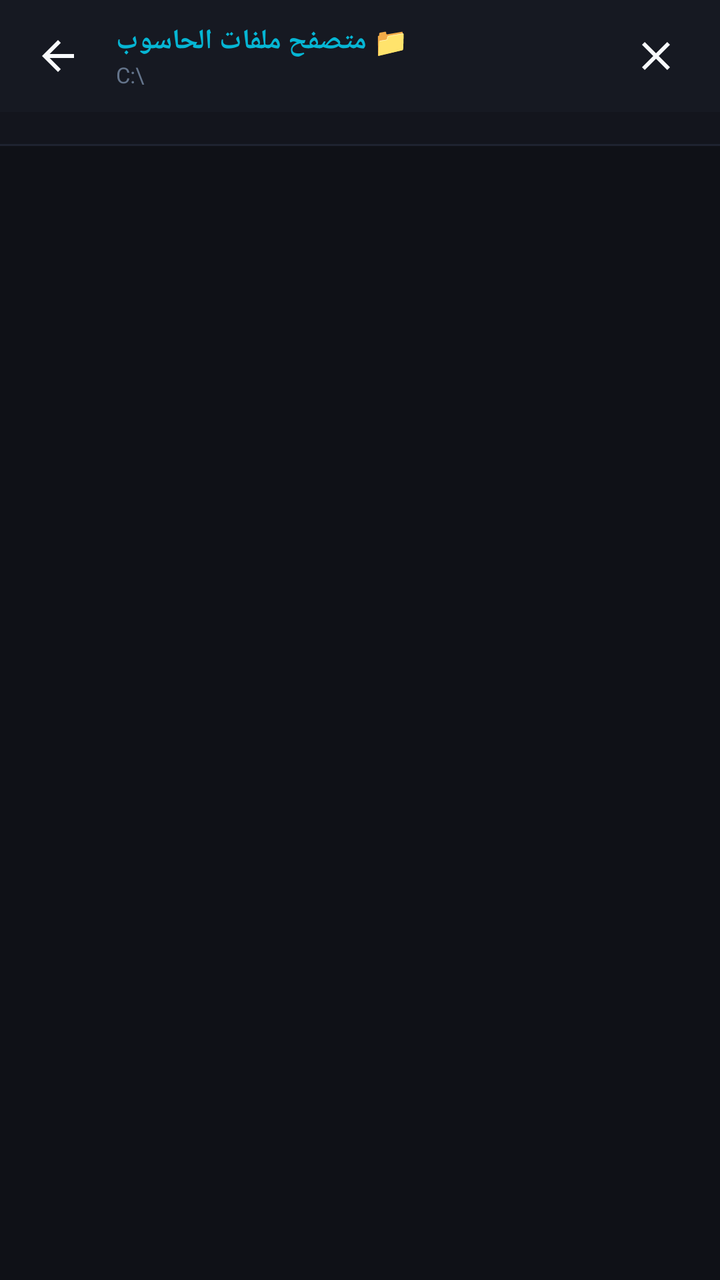
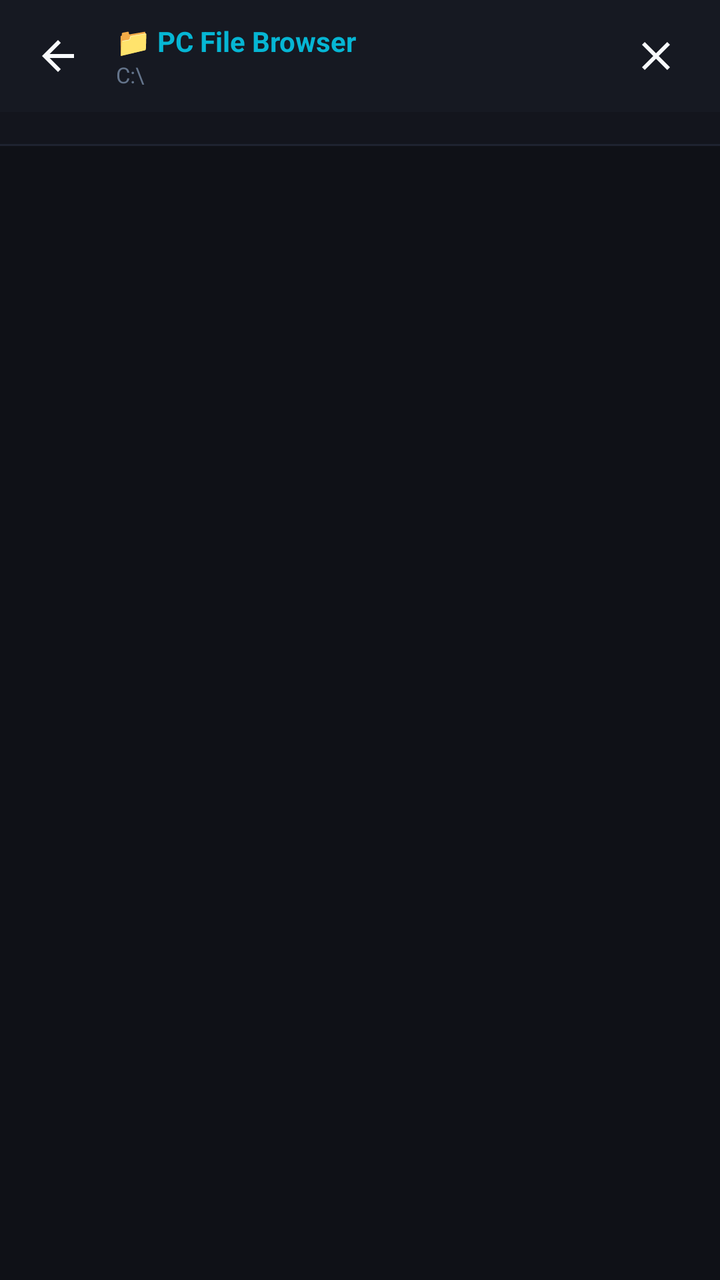

Before-and-after screenshots of an Android layout around one commit, followed by the original layout XML and the change that was made.
<!-- AndroidManifest.xml: application theme Theme.PCRemote -->
<!-- res/layout/dialog_file_browser.xml -->
<?xml version="1.0" encoding="utf-8"?>
<LinearLayout xmlns:android="http://schemas.android.com/apk/res/android"
    xmlns:app="http://schemas.android.com/apk/res-auto"
    android:layout_width="match_parent"
    android:layout_height="match_parent"
    android:background="#0F1117"
    android:orientation="vertical">

    
    <LinearLayout
        android:layout_width="match_parent"
        android:layout_height="56dp"
        android:background="#161922"
        android:gravity="center_vertical"
        android:orientation="horizontal"
        android:paddingStart="8dp"
        android:paddingEnd="12dp">

        <ImageButton
            android:id="@+id/btnBackFolder"
            android:layout_width="42dp"
            android:layout_height="42dp"
            android:background="?attr/selectableItemBackgroundBorderless"
            android:contentDescription="Back"
            android:padding="9dp"
            android:src="@drawable/ic_arrow_back"
            app:tint="@color/text_primary" />

        <LinearLayout
            android:layout_width="0dp"
            android:layout_height="wrap_content"
            android:layout_marginStart="8dp"
            android:layout_marginEnd="8dp"
            android:layout_weight="1"
            android:orientation="vertical">

            <TextView
                android:layout_width="wrap_content"
                android:layout_height="wrap_content"
                android:text="📁 متصفح ملفات الحاسوب"
                android:textColor="@color/accent"
                android:textSize="14sp"
                android:textStyle="bold" />

            <TextView
                android:id="@+id/tvCurrentPath"
                android:layout_width="match_parent"
                android:layout_height="wrap_content"
                android:ellipsize="start"
                android:singleLine="true"
                android:text="C:\\"
                android:textColor="@color/text_muted"
                android:textSize="11sp" />

        </LinearLayout>

        <ImageButton
            android:id="@+id/btnCloseBrowser"
            android:layout_width="40dp"
            android:layout_height="40dp"
            android:background="?attr/selectableItemBackgroundBorderless"
            android:contentDescription="Close"
            android:padding="9dp"
            android:src="@drawable/ic_close"
            app:tint="@color/text_primary" />

    </LinearLayout>

    
    <HorizontalScrollView
        android:layout_width="match_parent"
        android:layout_height="wrap_content"
        android:background="#13151D"
        android:paddingTop="8dp"
        android:paddingBottom="8dp"
        android:scrollbars="none">

        <LinearLayout
            android:id="@+id/layoutShortcuts"
            android:layout_width="wrap_content"
            android:layout_height="wrap_content"
            android:orientation="horizontal"
            android:paddingStart="12dp"
            android:paddingEnd="12dp">

            

        </LinearLayout>
    </HorizontalScrollView>

    <View
        android:layout_width="match_parent"
        android:layout_height="1dp"
        android:background="#1E2330" />

    
    <FrameLayout
        android:layout_width="match_parent"
        android:layout_height="0dp"
        android:layout_weight="1">

        <androidx.recyclerview.widget.RecyclerView
            android:id="@+id/rvPcFiles"
            android:layout_width="match_parent"
            android:layout_height="match_parent"
            android:clipToPadding="false"
            android:paddingTop="4dp"
            android:paddingBottom="16dp" />

        <ProgressBar
            android:id="@+id/pbBrowserLoading"
            android:layout_width="wrap_content"
            android:layout_height="wrap_content"
            android:layout_gravity="center"
            android:indeterminateTint="@color/accent"
            android:visibility="gone" />

        <TextView
            android:id="@+id/tvEmptyFiles"
            android:layout_width="wrap_content"
            android:layout_height="wrap_content"
            android:layout_gravity="center"
            android:text="لا توجد ملفات في هذا المجلد"
            android:textColor="@color/text_muted"
            android:textSize="14sp"
            android:visibility="gone" />

    </FrameLayout>

</LinearLayout>
<!-- resources referenced by this layout -->
<resources>
  <color name="accent">#06B6D4</color>
  <color name="text_muted">#64748B</color>
  <color name="text_primary">#F8FAFC</color>
  <!-- drawable ic_arrow_back (drawable) -->
  <vector xmlns:android="http://schemas.android.com/apk/res/android"
      android:width="24dp"
      android:height="24dp"
      android:viewportWidth="24"
      android:viewportHeight="24">
    <path
        android:fillColor="#FFFFFFFF"
        android:pathData="M20,11H7.83l5.59,-5.59L12,4l-8,8 8,8 1.41,-1.41L7.83,13H20v-2z"/>
  </vector>
  <!-- drawable ic_close (drawable) -->
  <vector xmlns:android="http://schemas.android.com/apk/res/android"
      android:width="24dp"
      android:height="24dp"
      android:viewportWidth="24"
      android:viewportHeight="24">
    <path
        android:fillColor="#FFFFFFFF"
        android:pathData="M19,6.41L17.59,5 12,10.59 6.41,5 5,6.41 10.59,12 5,17.59 6.41,19 12,13.41 17.59,19 19,17.59 13.41,12z"/>
  </vector>
  <style name="Theme.PCRemote" parent="Theme.MaterialComponents.DayNight.NoActionBar">
          
          <item name="colorPrimary">@color/primary</item>
          <item name="colorPrimaryVariant">@color/primary_dark</item>
          <item name="colorOnPrimary">@color/text_primary</item>
          
          <item name="colorSecondary">@color/accent</item>
          <item name="colorSecondaryVariant">@color/accent</item>
          <item name="colorOnSecondary">@color/text_primary</item>
          
          <item name="android:statusBarColor">@color/bg_dark</item>
          <item name="android:windowBackground">@color/bg_dark</item>
      </style>
  <color name="primary">#0D9488</color>
  <color name="primary_dark">#0F766E</color>
  <color name="bg_dark">#0F172A</color>
</resources>

<!-- the commit's change to res/layout/dialog_file_browser.xml (unified diff, before → after) -->
@@ -37,7 +37,7 @@
             <TextView
                 android:layout_width="wrap_content"
                 android:layout_height="wrap_content"
-                android:text="📁 متصفح ملفات الحاسوب"
+                android:text="📁 PC File Browser"
                 android:textColor="@color/accent"
                 android:textSize="14sp"
                 android:textStyle="bold" />
@@ -120,7 +120,7 @@
             android:layout_width="wrap_content"
             android:layout_height="wrap_content"
             android:layout_gravity="center"
-            android:text="لا توجد ملفات في هذا المجلد"
+            android:text="No files found in this folder"
             android:textColor="@color/text_muted"
             android:textSize="14sp"
             android:visibility="gone" />
